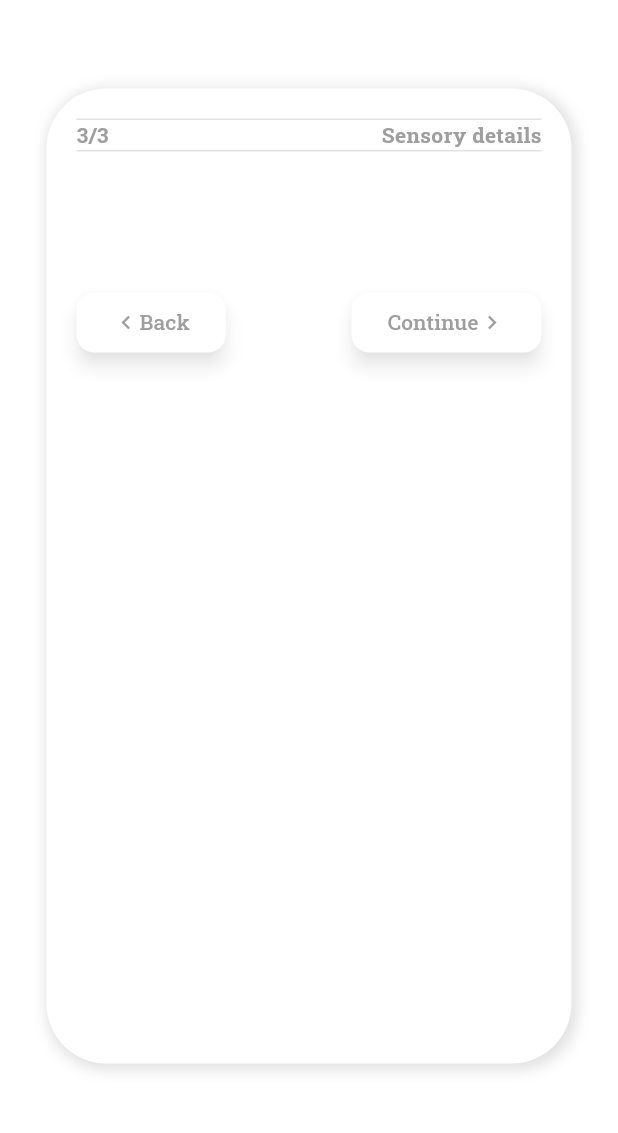
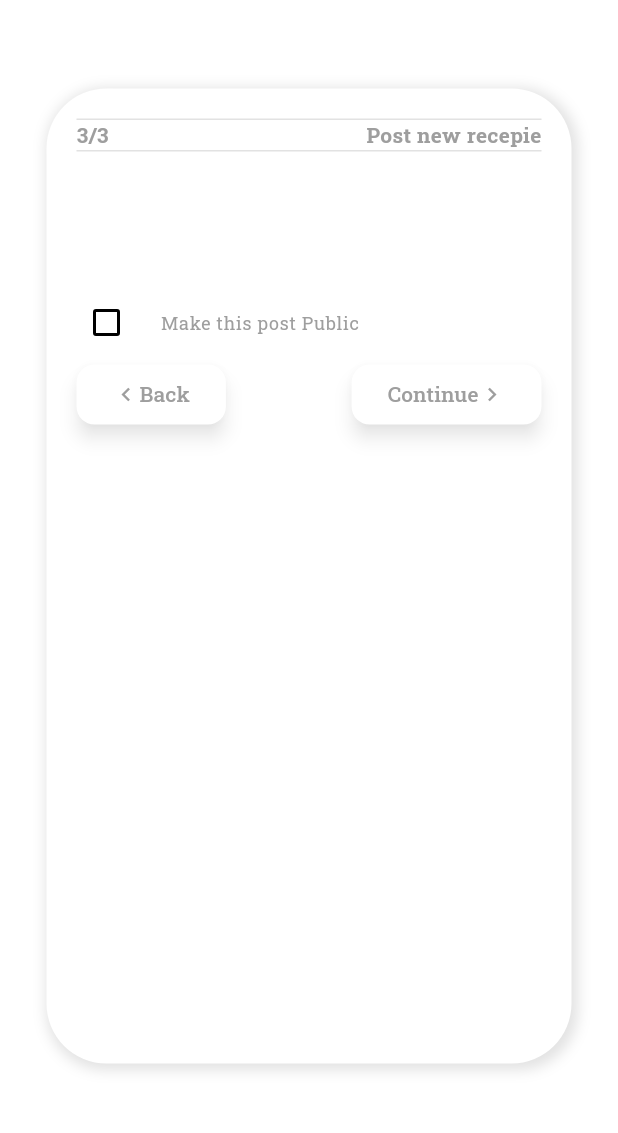
Before and after one commit to maleckainez/BaristaSpaceApp, a Flutter app: the AddScreen screen opened directly, swiped to page 3, on a phone screen of 412 x 824 dp, the part 84-1217 px from its top. Run offline on Flutter 3.47's test engine with Material 3 defaults, Android fonts, the phone set to English and light mode, and no system bars; our stand-ins replace shared_preferences, sqflite, tuple; missing offline and left inert: choice, cryptography, dart:ffi; accounts and stored records are empty; statements that could not run were skipped.

Commit message:
Updated few small bugs

```diff
--- a/lib/logics/brew_data_logic.dart
+++ b/lib/logics/brew_data_logic.dart
@@ -17,6 +17,7 @@ class BrewData {
   double? brewWaterTemp;
   double? brewTotalTime;
   String? brewNotes;
+  bool? isPublic;
 
   BrewData({
     this.selectedRating = 0,
@@ -37,6 +38,7 @@ class BrewData {
     this.brewWaterTemp = 0.0,
     this.brewTotalTime = 0.0,
     this.brewNotes,
+    this.isPublic = false,
   });
 
 
@@ -61,6 +63,7 @@ class BrewData {
   Water temp: $brewWaterTemp
   Total brew tine: $brewTotalTime
   Brew Notes: $brewNotes
+  isPublic: $isPublic
   ''';
     }
 
--- a/lib/logics/log_in_logic.dart
+++ b/lib/logics/log_in_logic.dart
@@ -1,5 +1,3 @@
-import 'dart:ffi';
-
 import 'package:cryptography/cryptography.dart';
 import 'dart:convert';
 import 'package:sqflite/sqflite.dart';
--- a/lib/logics/new_post_logic.dart
+++ b/lib/logics/new_post_logic.dart
@@ -24,6 +24,7 @@ Future<void> AddNewPost(BrewData brewData) async {
       'rating': brewData.selectedRating,
       'brew_date': brewData.brewDate,
       'brew_method' : brewData.brewMethod,
+      'is_public': brewData.isPublic,
     });
     txn.insert('post_origin_details', {
       'post_id': postId,
--- a/lib/screens/main_screens/add_screens/add_screen3.dart
+++ b/lib/screens/main_screens/add_screens/add_screen3.dart
@@ -1,7 +1,4 @@
 import 'package:dzienniczek_baristy/logics/new_post_logic.dart';
-import 'package:dzienniczek_baristy/screens/main_screens/add_screens/slideChart.dart';
-import 'package:dzienniczek_baristy/screens/main_screens/add_screens/time_spin_box.dart';
-import 'package:dzienniczek_baristy/screens/main_screens/add_screens/value_input_widget.dart';
 import 'package:flutter/material.dart';
 
 import '../../../logics/brew_data_logic.dart';
@@ -11,12 +8,13 @@ class AddContent3 extends StatefulWidget{
   @override
   final PageController pageController;
   final BrewData brewData;
+
   AddContent3({required this.pageController,required this.brewData});
   _AddContent3State createState() => _AddContent3State();
 }
 class _AddContent3State extends State<AddContent3>{
-
   @override
+  bool monVal = false;
   Widget build(BuildContext context) {
     return Center(
         child:  SingleChildScrollView(
@@ -53,7 +51,7 @@ class _AddContent3State extends State<AddContent3>{
                           fontWeight: FontWeight.bold,
                           color: Colors.grey,
                         ),),
-                        Text("Sensory details",style:
+                        Text("Post new recepie",style:
                         TextStyle(
                           fontFamily: "RobotoSlab",
                           fontWeight: FontWeight.bold,
@@ -64,9 +62,28 @@ class _AddContent3State extends State<AddContent3>{
                       color: Colors.grey.withOpacity(0.3),
                       thickness: 1,
                       height: 1,),
-                    SizedBox(height: 20,),
+                    SizedBox(height: 90,),
+                    CheckboxListTile(
+                      checkColor: Colors.green,
+                      activeColor: Color(0x51707070),
+                      dense: true,
+                      contentPadding: EdgeInsets.all(0),
+                      controlAffinity: ListTileControlAffinity.leading,
+                      title: Text('Make this post Public',
+                      style: TextStyle(
+                        fontSize: 12,
+                        color: Colors.grey
+                      ),),
+                      value: monVal,
+                      onChanged:  (value) {
+                        setState(() {
+                          monVal = value!;
+                          widget.brewData.isPublic = value;
+                          print(value);
+                        });
+                      },
+                    ),
 
-                    SizedBox(height: 70,),
                     Row(mainAxisAlignment: MainAxisAlignment.spaceBetween, children: [
                       ElevatedButton(
                         onPressed: () {
--- a/lib/screens/main_screens/add_screens/value_input_widget.dart
+++ b/lib/screens/main_screens/add_screens/value_input_widget.dart
@@ -36,6 +36,7 @@ class _AdvancedSpinBoxState extends State<AdvancedSpinBox> {
     super.initState();
     _currentValue = widget.initialValue;
     _controller = TextEditingController(text: '${_currentValue.toStringAsFixed(1)} ${widget.unit}');
+    widget.onChanged?.call(_currentValue);
   }
 
   void _updateValue(double newValue) {
--- a/lib/screens/main_screens/home_screen.dart
+++ b/lib/screens/main_screens/home_screen.dart
@@ -1,5 +1,4 @@
 import 'package:flutter/material.dart';
-
 import '../../logics/register_logic.dart';
 
 Future<List<Map<String, dynamic>>> fetchPosts() async {
@@ -11,6 +10,7 @@ Future<List<Map<String, dynamic>>> fetchPosts() async {
         up.rating,
         up.brew_date,
         up.brew_method,
+        up.is_public,
         pod.country_origin,
         pod.region,
         pod.processing,
@@ -93,6 +93,7 @@ class HomeScreen extends StatelessWidget {
                         Text('Water Weight: ${post['water_weight'] ?? 'Unknown'}'),
                         Text('Water Temperature: ${post['water_temp'] ?? 'Unknown'}'),
                         Text('Total Time: ${post['total_time'] ?? 'Unknown'}'),
+                        Text('isPublic: ${post['is_public'] ?? 'Unknown'}'),
                       ],
                     ),
                   ),
--- a/pubspec.yaml
+++ b/pubspec.yaml
@@ -56,7 +56,7 @@ dev_dependencies:
   # activated in the `analysis_options.yaml` file located at the root of your
   # package. See that file for information about deactivating specific lint
   # rules and activating additional ones.
-  flutter_lints: ^4.0.0
+  flutter_lints: ^5.0.0
 
 # For information on the generic Dart part of this file, see the
 # following page: https://dart.dev/tools/pub/pubspec
```
Also changed, not shown: 2 other files.
